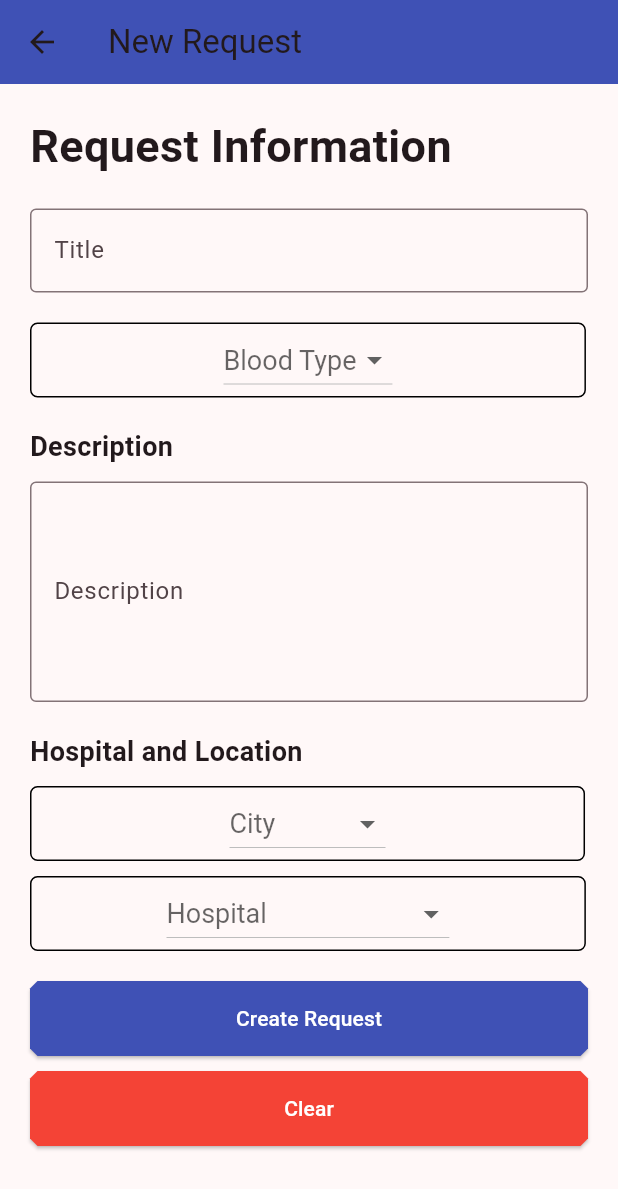
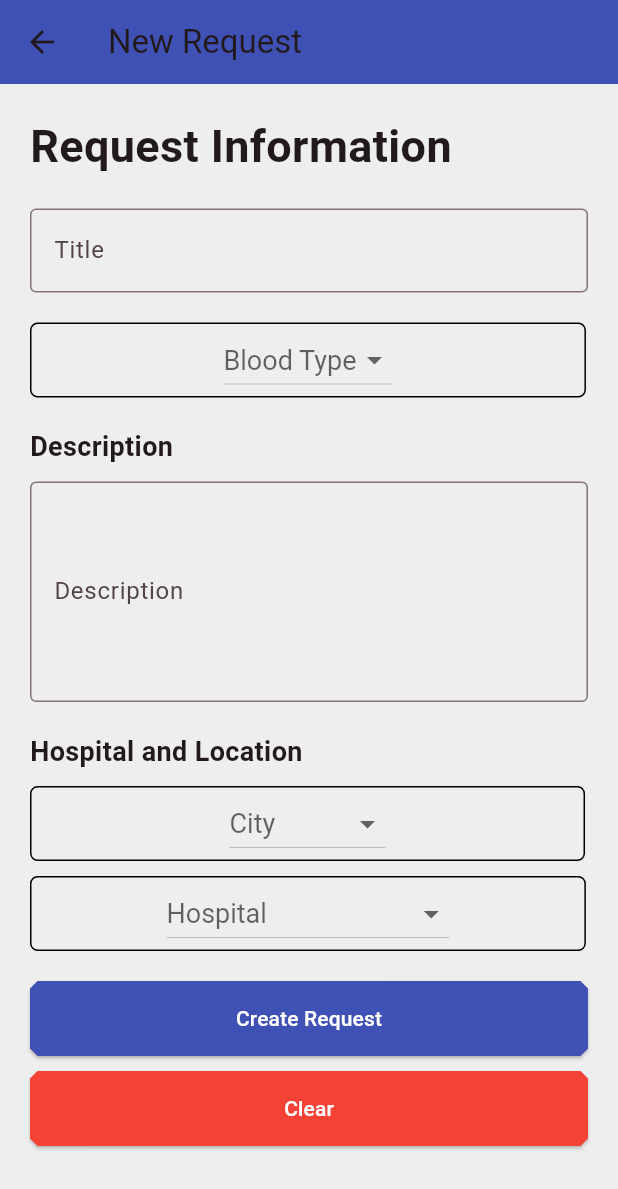
Before and after one commit to Project-Beevent/Beevent_mobile, a Flutter app: the screen it shows after launch, item 3 of the bottom bar chosen, after a tap on the "add" icon, on a phone screen of 412 x 824 dp. Shown: the top 1189 px of the screen. Run offline on Flutter 3.47's test engine with Material 3 defaults, Android fonts, the light colour scheme and no system bars; network calls fail.

Commit message:
updating design process UI v.2

```diff
--- a/lib/View/ProfilePage.dart
+++ b/lib/View/ProfilePage.dart
@@ -28,7 +28,7 @@ class _ProfilePageState extends State<ProfilePage> {
     return Scaffold(
       appBar: AppBar(
         title: const Text('Profile'),
-        backgroundColor: Colors.indigo,
+        backgroundColor: Colors.blueGrey,
         actions: <Widget>[
           IconButton(
             icon: const Icon(Icons.notifications),
@@ -74,6 +74,7 @@ class _ProfilePageState extends State<ProfilePage> {
               const SizedBox(height: 10),
               Card(
                 elevation: 5,
+                color: Colors.grey[200],
                 child: Padding(
                   padding: const EdgeInsets.all(20.0),
                   child: Column(
@@ -84,6 +85,14 @@ class _ProfilePageState extends State<ProfilePage> {
                         style: TextStyle(
                           fontSize: 25,
                           fontWeight: FontWeight.bold,
+                          color: Colors.black,
+                          shadows: [
+                            Shadow(
+                              color: Colors.black,
+                              blurRadius: 2,
+                              offset: Offset(1, 1),
+                            ),
+                          ],
                         ),
                       ),
                       const SizedBox(height: 15),
@@ -97,6 +106,7 @@ class _ProfilePageState extends State<ProfilePage> {
               ),
               Card(
                 elevation: 5,
+                color: Colors.lightGreen,
                 child: Padding(
                   padding: const EdgeInsets.all(20.0),
                   child: Column(
@@ -107,6 +117,14 @@ class _ProfilePageState extends State<ProfilePage> {
                         style: TextStyle(
                           fontSize: 25,
                           fontWeight: FontWeight.bold,
+                          color: Colors.black,
+                          shadows: [
+                            Shadow(
+                              color: Colors.black,
+                              blurRadius: 2,
+                              offset: Offset(1, 1),
+                            ),
+                          ],
                         ),
                       ),
                       const SizedBox(height: 15),
--- a/lib/View/main.dart
+++ b/lib/View/main.dart
@@ -16,8 +16,10 @@ class MyApp extends StatelessWidget {
       theme: ThemeData(
         colorScheme: ColorScheme.fromSeed(seedColor: Colors.black),
         useMaterial3: true,
+        scaffoldBackgroundColor: Colors.grey[200],
       ),
       home: const MyHomePage(title: 'Login'),
+      color: Colors.red,
     );
   }
 }
@@ -37,7 +39,7 @@ class _MyHomePageState extends State<MyHomePage> {
   Widget build(BuildContext context) {
     return Scaffold(
       appBar: AppBar(
-        backgroundColor: Colors.indigo,
+        backgroundColor: Colors.blueGrey,
         title: Text(widget.title),
       ),
       body: SingleChildScrollView(
@@ -51,8 +53,17 @@ class _MyHomePageState extends State<MyHomePage> {
               child: Text(
                 'Welcome to KanVer',
                 style: TextStyle(
-                  fontSize: 20,
+                  fontSize: 25,
                   fontWeight: FontWeight.bold,
+                  color: Colors.blueGrey, // Set a different color
+                  shadows: [
+                    Shadow(
+                      color: Colors.black,
+                      offset: Offset(2, 2), // You can adjust the offset to control the shadow's position
+                      blurRadius: 4, // You can adjust the blur radius for a softer or sharper shadow
+                    ),
+
+                  ],
                 ),
               ),
             ),
@@ -100,7 +111,7 @@ class _MyHomePageState extends State<MyHomePage> {
               child: const Text('Login'),
               style: ElevatedButton.styleFrom(
                 minimumSize: const Size(250, 50),
-                primary: Colors.indigo,
+                primary: Colors.red,
                 onPrimary: Colors.white,
                 shape: const BeveledRectangleBorder(
                   borderRadius: BorderRadius.all(Radius.circular(5)),
@@ -115,7 +126,7 @@ class _MyHomePageState extends State<MyHomePage> {
               child: const Text('Sign Up'),
               style: ElevatedButton.styleFrom(
                 minimumSize: const Size(250, 50),
-                primary: Colors.indigo,
+                primary: Colors.red,
                 onPrimary: Colors.white,
                 shape: const BeveledRectangleBorder(
                   borderRadius: BorderRadius.all(Radius.circular(5)),
```
